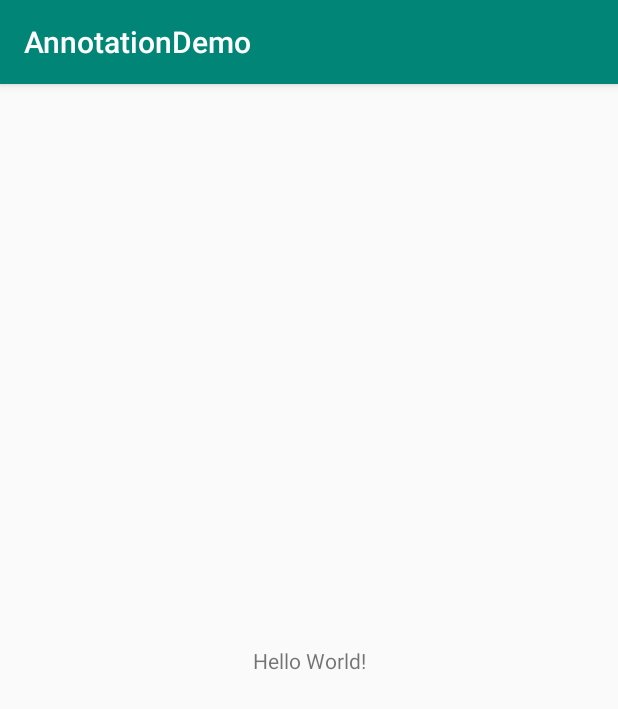
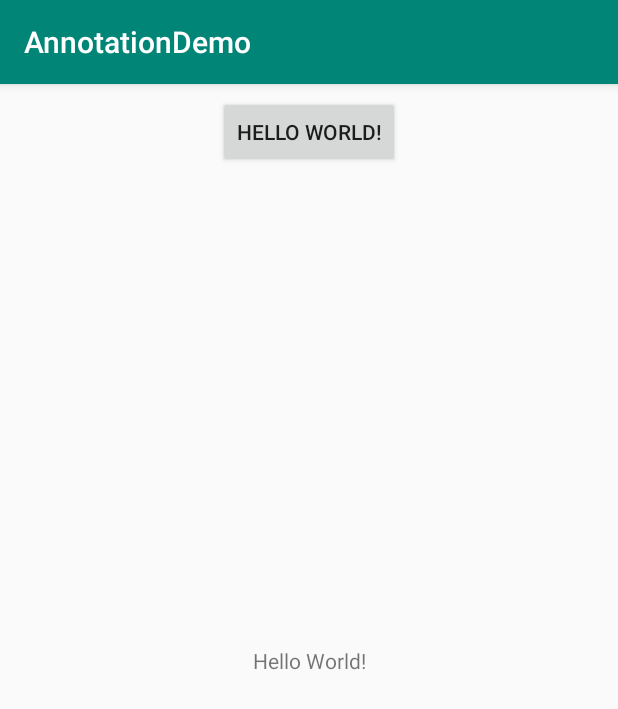
Before and after one commit to CaiJinFu/AnnotationDemo, an Android app: the screen it shows after launch (MainActivity), on a phone screen of 412 x 824 dp. Shown: the top 709 px of the screen. Run offline under Robolectric (Android 15) with nearby library versions, the phone set to English and light mode, and no system bars; 3 statements that could not run were skipped.

```diff
--- a/DemoAnnotation/src/main/java/com/handjoy/demoannotation/MFirstAnnotation.java
+++ b/DemoAnnotation/src/main/java/com/handjoy/demoannotation/OnClick.java
@@ -5,8 +5,8 @@ import java.lang.annotation.Retention;
 import java.lang.annotation.RetentionPolicy;
 import java.lang.annotation.Target;
 
-@Target(ElementType.FIELD)
+@Target(ElementType.METHOD)
 @Retention(RetentionPolicy.CLASS)
-public @interface MFirstAnnotation {
-    int value();
+public @interface OnClick {
+    int[] value();
 }
--- a/app/src/main/java/com/handjoy/annotationdemo/MainActivity.java
+++ b/app/src/main/java/com/handjoy/annotationdemo/MainActivity.java
@@ -2,17 +2,34 @@ package com.handjoy.annotationdemo;
 
 import android.os.Bundle;
 import android.support.v7.app.AppCompatActivity;
+import android.view.View;
+import android.widget.Button;
 import android.widget.TextView;
 
-import com.handjoy.demoannotation.MFirstAnnotation;
+import com.handjoy.demoannotation.BindView;
+import com.handjoy.demoannotation.OnClick;
 
 public class MainActivity extends AppCompatActivity {
 
-    @MFirstAnnotation(R.id.hello)
+    @BindView(R.id.hello)
     TextView mTv;
+    @BindView(R.id.test)
+    Button mBtnTest;
+
     @Override
     protected void onCreate(Bundle savedInstanceState) {
         super.onCreate(savedInstanceState);
         setContentView(R.layout.activity_main);
+        MainActivity_ViewBinding.inject(this);
+        mTv.setText("not crash");
+        mBtnTest.setText("btn");
     }
+
+
+    @OnClick({R.id.hello,R.id.test})
+    void onViewClick(View v){
+
+    }
+
+
 }
--- a/app/src/main/res/layout/activity_main.xml
+++ b/app/src/main/res/layout/activity_main.xml
@@ -16,4 +16,16 @@
         app:layout_constraintRight_toRightOf="parent"
         app:layout_constraintTop_toTopOf="parent" />
 
+    <Button
+        android:id="@+id/test"
+        android:layout_width="wrap_content"
+        android:layout_height="wrap_content"
+        android:layout_marginStart="8dp"
+        android:layout_marginTop="8dp"
+        android:layout_marginEnd="8dp"
+        android:text="Hello World!"
+        app:layout_constraintEnd_toEndOf="parent"
+        app:layout_constraintStart_toStartOf="parent"
+        app:layout_constraintTop_toTopOf="parent" />
+
 </android.support.constraint.ConstraintLayout>
--- a/build.gradle
+++ b/build.gradle
@@ -7,7 +7,7 @@ buildscript {
         jcenter()
     }
     dependencies {
-        classpath 'com.android.tools.build:gradle:3.2.1'
+        classpath 'com.android.tools.build:gradle:3.3.0'
 
 
         // NOTE: Do not place your application dependencies here; they belong
```
Also changed, not shown: DemoAnnotation/src/main/java/com/handjoy/demoannotation/BindView.java (added, +12 -0 lines), DemoPrecessor/src/main/java/com/handjoy/demoprecessor/MPrecessor.java (+112 -25 lines), gradle/wrapper/gradle-wrapper.properties.
